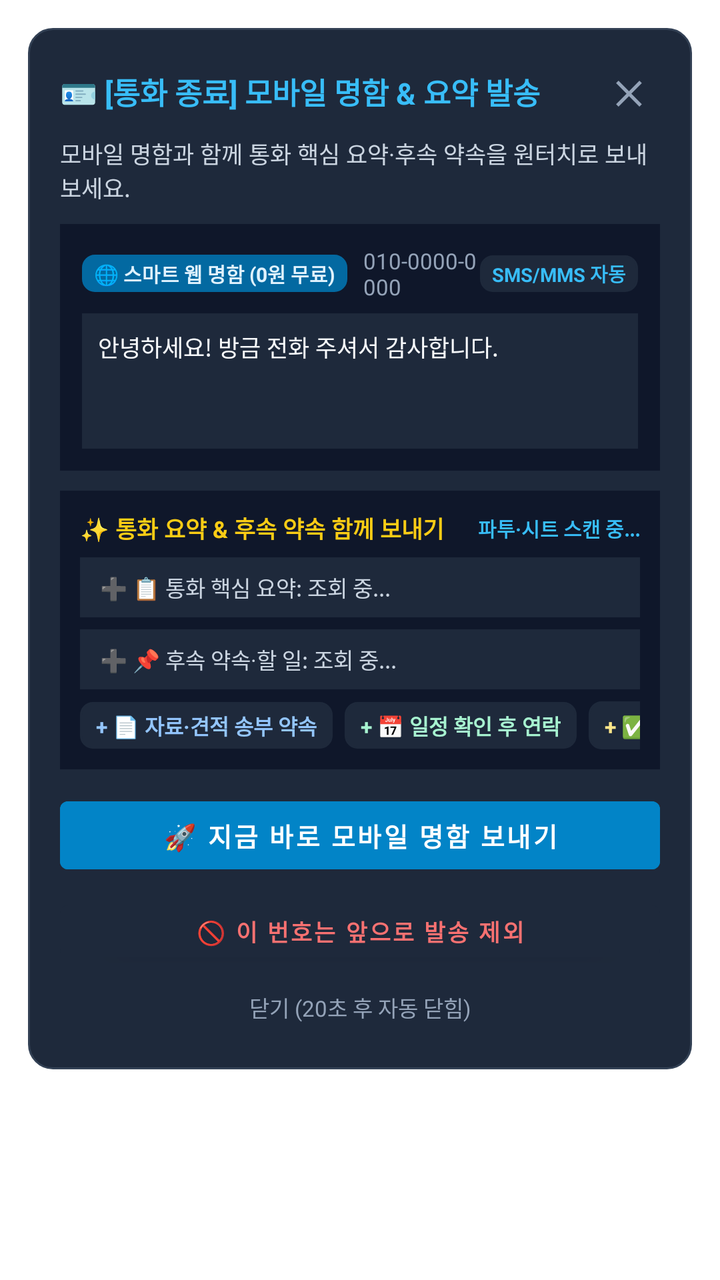
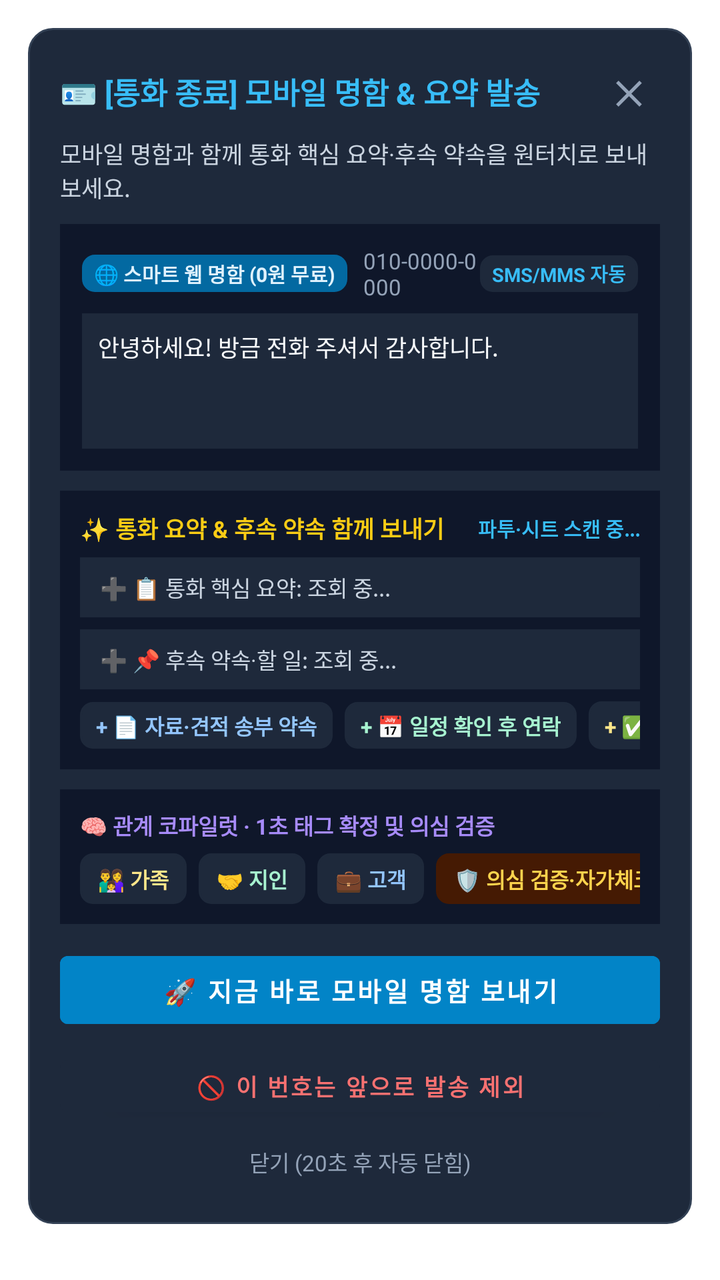

Compare the two renders of this Android layout. The source of the first and the diff that turns it into the second are given below.
<!-- AndroidManifest.xml: application theme Theme.SheetBotDepositAgent -->
<!-- res/layout/dialog_call_ended_prompt.xml -->
<?xml version="1.0" encoding="utf-8"?>
<ScrollView xmlns:android="http://schemas.android.com/apk/res/android"
    android:layout_width="match_parent"
    android:layout_height="wrap_content"
    android:layout_gravity="center"
    android:scrollbars="none">

    <LinearLayout
        android:layout_width="match_parent"
        android:layout_height="wrap_content"
        android:orientation="vertical"
        android:background="@drawable/bg_card_scenario"
        android:padding="16dp"
        android:layout_margin="14dp">

        
        <LinearLayout
            android:layout_width="match_parent"
            android:layout_height="wrap_content"
            android:orientation="horizontal"
            android:gravity="center_vertical"
            android:layout_marginBottom="6dp">

            <TextView
                android:id="@+id/tvDialogTitle"
                android:layout_width="0dp"
                android:layout_height="wrap_content"
                android:layout_weight="1"
                android:text="🪪 [통화 종료] 모바일 명함 &amp; 요약 발송"
                android:textColor="#38BDF8"
                android:textSize="15sp"
                android:textStyle="bold" />

            <TextView
                android:id="@+id/btnDialogCloseTop"
                android:layout_width="32dp"
                android:layout_height="32dp"
                android:gravity="center"
                android:text="✕"
                android:textColor="#94A3B8"
                android:textSize="16sp"
                android:textStyle="bold"
                android:background="?android:attr/selectableItemBackgroundBorderless" />
        </LinearLayout>

        <TextView
            android:id="@+id/tvDialogSubtitle"
            android:layout_width="match_parent"
            android:layout_height="wrap_content"
            android:text="모바일 명함과 함께 통화 핵심 요약·후속 약속을 원터치로 보내보세요."
            android:textColor="#CBD5E1"
            android:textSize="11.5sp"
            android:layout_marginBottom="10dp" />

        
        <LinearLayout
            android:layout_width="match_parent"
            android:layout_height="wrap_content"
            android:orientation="vertical"
            android:background="#0F172A"
            android:padding="11dp"
            android:layout_marginBottom="10dp">

            <LinearLayout
                android:layout_width="match_parent"
                android:layout_height="wrap_content"
                android:orientation="horizontal"
                android:gravity="center_vertical"
                android:layout_marginBottom="6dp">

                <TextView
                    android:id="@+id/tvSendModeBadge"
                    android:layout_width="wrap_content"
                    android:layout_height="wrap_content"
                    android:background="@drawable/bg_badge_version"
                    android:backgroundTint="#0369A1"
                    android:paddingHorizontal="6dp"
                    android:paddingVertical="2dp"
                    android:text="🌐 스마트 웹 명함 (0원 무료)"
                    android:textColor="#E0F2FE"
                    android:textSize="10sp"
                    android:textStyle="bold" />

                <TextView
                    android:id="@+id/tvRecipientPhone"
                    android:layout_width="0dp"
                    android:layout_height="wrap_content"
                    android:layout_weight="1"
                    android:textColor="#94A3B8"
                    android:textSize="11sp"
                    android:layout_marginStart="8dp"
                    android:text="010-0000-0000" />

                <TextView
                    android:id="@+id/tvByteModeBadge"
                    android:layout_width="wrap_content"
                    android:layout_height="wrap_content"
                    android:background="@drawable/bg_badge_version"
                    android:backgroundTint="#1E293B"
                    android:paddingHorizontal="6dp"
                    android:paddingVertical="2dp"
                    android:text="SMS/MMS 자동"
                    android:textColor="#38BDF8"
                    android:textSize="9.5sp"
                    android:textStyle="bold" />
            </LinearLayout>

            <EditText
                android:id="@+id/tvMessagePreview"
                android:layout_width="match_parent"
                android:layout_height="wrap_content"
                android:minLines="3"
                android:maxLines="8"
                android:gravity="top|start"
                android:background="#1E293B"
                android:padding="8dp"
                android:textColor="#F8FAFC"
                android:textColorHint="#64748B"
                android:textSize="11.5sp"
                android:lineSpacingExtra="2dp"
                android:inputType="textMultiLine"
                android:scrollbars="vertical"
                android:hint="발송할 명함 및 통화 요약/약속 문구를 자유롭게 수정할 수 있습니다."
                android:text="안녕하세요! 방금 전화 주셔서 감사합니다." />

            <ImageView
                android:id="@+id/ivDialogImagePreview"
                android:layout_width="match_parent"
                android:layout_height="96dp"
                android:scaleType="fitCenter"
                android:background="#1E293B"
                android:visibility="gone"
                android:layout_marginTop="8dp" />
        </LinearLayout>

        
        <LinearLayout
            android:id="@+id/llSmartAttachContainer"
            android:layout_width="match_parent"
            android:layout_height="wrap_content"
            android:orientation="vertical"
            android:background="#0F172A"
            android:padding="10dp"
            android:layout_marginBottom="10dp">

            <LinearLayout
                android:layout_width="match_parent"
                android:layout_height="wrap_content"
                android:orientation="horizontal"
                android:gravity="center_vertical"
                android:layout_marginBottom="6dp">

                <TextView
                    android:layout_width="0dp"
                    android:layout_height="wrap_content"
                    android:layout_weight="1"
                    android:text="✨ 통화 요약 &amp; 후속 약속 함께 보내기"
                    android:textColor="#FACC15"
                    android:textSize="11.5sp"
                    android:textStyle="bold" />

                <TextView
                    android:id="@+id/tvCallSummarySyncStatus"
                    android:layout_width="wrap_content"
                    android:layout_height="wrap_content"
                    android:text="파투·시트 스캔 중..."
                    android:textColor="#38BDF8"
                    android:textSize="10sp"
                    android:textStyle="bold" />
            </LinearLayout>

            
            <TextView
                android:id="@+id/btnToggleAttachSummary"
                android:layout_width="match_parent"
                android:layout_height="wrap_content"
                android:background="#1E293B"
                android:paddingHorizontal="10dp"
                android:paddingVertical="7dp"
                android:text="➕ 📋 통화 핵심 요약: 조회 중..."
                android:textColor="#CBD5E1"
                android:textSize="11sp"
                android:maxLines="2"
                android:ellipsize="end"
                android:layout_marginBottom="6dp" />

            
            <TextView
                android:id="@+id/btnToggleAttachAction"
                android:layout_width="match_parent"
                android:layout_height="wrap_content"
                android:background="#1E293B"
                android:paddingHorizontal="10dp"
                android:paddingVertical="7dp"
                android:text="➕ 📌 후속 약속·할 일: 조회 중..."
                android:textColor="#CBD5E1"
                android:textSize="11sp"
                android:maxLines="2"
                android:ellipsize="end"
                android:layout_marginBottom="6dp" />

            
            <HorizontalScrollView
                android:layout_width="match_parent"
                android:layout_height="wrap_content"
                android:scrollbars="none">

                <LinearLayout
                    android:layout_width="wrap_content"
                    android:layout_height="wrap_content"
                    android:orientation="horizontal">

                    <TextView
                        android:id="@+id/chipPromiseQuote"
                        android:layout_width="wrap_content"
                        android:layout_height="wrap_content"
                        android:background="@drawable/bg_badge_version"
                        android:backgroundTint="#1E293B"
                        android:paddingHorizontal="8dp"
                        android:paddingVertical="4dp"
                        android:text="+ 📄 자료·견적 송부 약속"
                        android:textColor="#93C5FD"
                        android:textSize="10.5sp"
                        android:textStyle="bold"
                        android:layout_marginEnd="6dp" />

                    <TextView
                        android:id="@+id/chipPromiseSchedule"
                        android:layout_width="wrap_content"
                        android:layout_height="wrap_content"
                        android:background="@drawable/bg_badge_version"
                        android:backgroundTint="#1E293B"
                        android:paddingHorizontal="8dp"
                        android:paddingVertical="4dp"
                        android:text="+ 📅 일정 확인 후 연락"
                        android:textColor="#A7F3D0"
                        android:textSize="10.5sp"
                        android:textStyle="bold"
                        android:layout_marginEnd="6dp" />

                    <TextView
                        android:id="@+id/chipPromiseReview"
                        android:layout_width="wrap_content"
                        android:layout_height="wrap_content"
                        android:background="@drawable/bg_badge_version"
                        android:backgroundTint="#1E293B"
                        android:paddingHorizontal="8dp"
                        android:paddingVertical="4dp"
                        android:text="+ ✅ 검토 후 빠른 회신"
                        android:textColor="#FDE68A"
                        android:textSize="10.5sp"
                        android:textStyle="bold" />
                </LinearLayout>
            </HorizontalScrollView>
        </LinearLayout>

        
        <LinearLayout
            android:id="@+id/llCustomerTaskContainer"
            android:layout_width="match_parent"
            android:layout_height="wrap_content"
            android:orientation="vertical"
            android:background="#1E293B"
            android:padding="10dp"
            android:layout_marginBottom="10dp"
            android:visibility="gone">

            <LinearLayout
                android:layout_width="match_parent"
                android:layout_height="wrap_content"
                android:orientation="horizontal"
                android:gravity="center_vertical"
                android:layout_marginBottom="4dp">

                <TextView
                    android:layout_width="0dp"
                    android:layout_height="wrap_content"
                    android:layout_weight="1"
                    android:text="📌 이 고객과 진행 중인 할 일"
                    android:textColor="#34D399"
                    android:textSize="11sp"
                    android:textStyle="bold" />

                <TextView
                    android:id="@+id/btnMarkTaskDone"
                    android:layout_width="wrap_content"
                    android:layout_height="wrap_content"
                    android:text="✓ 완료 처리"
                    android:textColor="#10B981"
                    android:textSize="10.5sp"
                    android:textStyle="bold"
                    android:background="?android:attr/selectableItemBackground"
                    android:padding="4dp" />
            </LinearLayout>

            <TextView
                android:id="@+id/tvCallEndedTaskTitle"
                android:layout_width="match_parent"
                android:layout_height="wrap_content"
                android:textColor="#F1F5F9"
                android:textSize="11.5sp"
                android:text="진행 중인 할 일이 있습니다." />
        </LinearLayout>

        
        <Button
            android:id="@+id/btnSendBusinessCardNow"
            android:layout_width="match_parent"
            android:layout_height="46dp"
            android:backgroundTint="#0284C7"
            android:text="🚀 지금 바로 모바일 명함 보내기"
            android:textColor="#FFFFFF"
            android:textSize="13sp"
            android:textStyle="bold"
            android:layout_marginBottom="6dp" />

        
        <Button
            android:id="@+id/btnExcludeThisNumber"
            android:layout_width="match_parent"
            android:layout_height="38dp"
            android:backgroundTint="#1E293B"
            android:text="🚫 이 번호는 앞으로 발송 제외"
            android:textColor="#F87171"
            android:textSize="11.5sp"
            android:textStyle="bold"
            android:layout_marginBottom="4dp" />

        
        <TextView
            android:id="@+id/tvAutoCloseTimer"
            android:layout_width="match_parent"
            android:layout_height="30dp"
            android:gravity="center"
            android:text="닫기 (20초 후 자동 닫힘)"
            android:textColor="#94A3B8"
            android:textSize="11sp"
            android:background="?android:attr/selectableItemBackground" />

    </LinearLayout>
</ScrollView>
<!-- resources referenced by this layout -->
<resources>
  <!-- drawable bg_badge_version (drawable) -->
  <?xml version="1.0" encoding="utf-8"?>
  <shape xmlns:android="http://schemas.android.com/apk/res/android"
      android:shape="rectangle">
      <corners android:radius="6dp" />
      <solid android:color="#064E3B" />
      <stroke android:width="1dp" android:color="#059669" />
  </shape>
  <!-- drawable bg_card_scenario (drawable) -->
  <?xml version="1.0" encoding="utf-8"?>
  <shape xmlns:android="http://schemas.android.com/apk/res/android"
      android:shape="rectangle">
      <corners android:radius="12dp" />
      <solid android:color="#1E293B" />
      <stroke android:width="1dp" android:color="#334155" />
  </shape>
  <style name="Theme.SheetBotDepositAgent" parent="Theme.MaterialComponents.DayNight.NoActionBar">
          <item name="colorPrimary">@color/purple_500</item>
          <item name="colorPrimaryVariant">@color/purple_700</item>
          <item name="colorOnPrimary">@color/white</item>
          <item name="colorSecondary">@color/teal_200</item>
          <item name="colorSecondaryVariant">@color/teal_700</item>
          <item name="colorOnSecondary">@color/black</item>
          <item name="android:statusBarColor">#0F172A</item>
      </style>
  <color name="purple_500">#4F46E5</color>
  <color name="purple_700">#4338CA</color>
  <color name="white">#FFFFFFFF</color>
  <color name="teal_200">#10B981</color>
  <color name="teal_700">#059669</color>
  <color name="black">#000000</color>
</resources>

<!-- the commit's change to res/layout/dialog_call_ended_prompt.xml (unified diff, before → after) -->
@@ -303,6 +303,94 @@
         </LinearLayout>
 
         
+        <LinearLayout
+            android:id="@+id/llRelationshipQuickTagContainer"
+            android:layout_width="match_parent"
+            android:layout_height="wrap_content"
+            android:orientation="vertical"
+            android:background="#0F172A"
+            android:padding="10dp"
+            android:layout_marginBottom="10dp">
+
+            <TextView
+                android:id="@+id/tvRelationshipQuickTitle"
+                android:layout_width="match_parent"
+                android:layout_height="wrap_content"
+                android:text="🧠 관계 코파일럿 · 1초 태그 확정 및 의심 검증"
+                android:textColor="#A78BFA"
+                android:textSize="11sp"
+                android:textStyle="bold"
+                android:layout_marginBottom="6dp" />
+
+            <HorizontalScrollView
+                android:layout_width="match_parent"
+                android:layout_height="wrap_content"
+                android:scrollbars="none">
+
+                <LinearLayout
+                    android:layout_width="wrap_content"
+                    android:layout_height="wrap_content"
+                    android:orientation="horizontal">
+
+                    <TextView
+                        android:id="@+id/chipRelFamily"
+                        android:layout_width="wrap_content"
+                        android:layout_height="wrap_content"
+                        android:background="@drawable/bg_badge_version"
+                        android:backgroundTint="#1E293B"
+                        android:paddingHorizontal="9dp"
+                        android:paddingVertical="5dp"
+                        android:text="👨‍👩‍👧 가족"
+                        android:textColor="#FDE68A"
+                        android:textSize="10.5sp"
+                        android:textStyle="bold"
+                        android:layout_marginEnd="6dp" />
+
+                    <TextView
+                        android:id="@+id/chipRelFriend"
+                        android:layout_width="wrap_content"
+                        android:layout_height="wrap_content"
+                        android:background="@drawable/bg_badge_version"
+                        android:backgroundTint="#1E293B"
+                        android:paddingHorizontal="9dp"
+                        android:paddingVertical="5dp"
+                        android:text="🤝 지인"
+                        android:textColor="#A7F3D0"
+                        android:textSize="10.5sp"
+                        android:textStyle="bold"
+                        android:layout_marginEnd="6dp" />
+
+                    <TextView
+                        android:id="@+id/chipRelCustomer"
+                        android:layout_width="wrap_content"
+                        android:layout_height="wrap_content"
+                        android:background="@drawable/bg_badge_version"
+                        android:backgroundTint="#1E293B"
+                        android:paddingHorizontal="9dp"
+                        android:paddingVertical="5dp"
+                        android:text="💼 고객"
+                        android:textColor="#93C5FD"
+                        android:textSize="10.5sp"
+                        android:textStyle="bold"
+                        android:layout_marginEnd="6dp" />
+
+                    <TextView
+                        android:id="@+id/chipRelVerify"
+                        android:layout_width="wrap_content"
+                        android:layout_height="wrap_content"
+                        android:background="@drawable/bg_badge_version"
+                        android:backgroundTint="#451A03"
+                        android:paddingHorizontal="9dp"
+                        android:paddingVertical="5dp"
+                        android:text="🛡️ 의심 검증·자가체크"
+                        android:textColor="#FCD34D"
+                        android:textSize="10.5sp"
+                        android:textStyle="bold" />
+                </LinearLayout>
+            </HorizontalScrollView>
+        </LinearLayout>
+
+        
         <Button
             android:id="@+id/btnSendBusinessCardNow"
             android:layout_width="match_parent"
